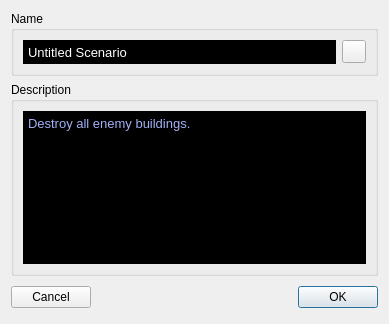
First picture: the form in ChkForge/scenariodescription.ui, repository heinermann/ChkForge, before the edit.
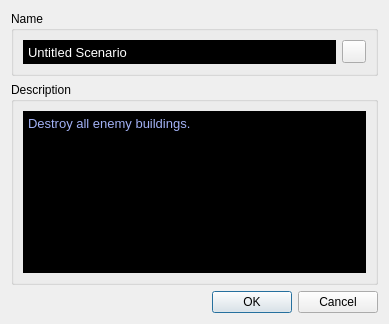
Second picture: the form after the edit.

```diff
--- a/ChkForge/scenariodescription.ui
+++ b/ChkForge/scenariodescription.ui
@@ -14,55 +14,6 @@
    <string>Scenario Description</string>
   </property>
   <layout class="QGridLayout" name="gridLayout_2">
-   <item row="2" column="0">
-    <layout class="QHBoxLayout">
-     <property name="spacing">
-      <number>6</number>
-     </property>
-     <property name="leftMargin">
-      <number>0</number>
-     </property>
-     <property name="topMargin">
-      <number>0</number>
-     </property>
-     <property name="rightMargin">
-      <number>0</number>
-     </property>
-     <property name="bottomMargin">
-      <number>0</number>
-     </property>
-     <item>
-      <widget class="QPushButton" name="cancelButton">
-       <property name="text">
-        <string>Cancel</string>
-       </property>
-       <property name="autoDefault">
-        <bool>false</bool>
-       </property>
-      </widget>
-     </item>
-     <item>
-      <spacer>
-       <property name="orientation">
-        <enum>Qt::Horizontal</enum>
-       </property>
-       <property name="sizeHint" stdset="0">
-        <size>
-         <width>131</width>
-         <height>31</height>
-        </size>
-       </property>
-      </spacer>
-     </item>
-     <item>
-      <widget class="QPushButton" name="okButton">
-       <property name="text">
-        <string>OK</string>
-       </property>
-      </widget>
-     </item>
-    </layout>
-   </item>
    <item row="0" column="0">
     <widget class="QGroupBox" name="groupBox">
      <property name="title">
@@ -165,6 +116,13 @@
      </layout>
     </widget>
    </item>
+   <item row="2" column="0">
+    <widget class="QDialogButtonBox" name="buttonBox">
+     <property name="standardButtons">
+      <set>QDialogButtonBox::Cancel|QDialogButtonBox::Ok</set>
+     </property>
+    </widget>
+   </item>
   </layout>
  </widget>
  <resources/>
```
Left out of the diff: 28 changed lines with no effect on the pictures.
